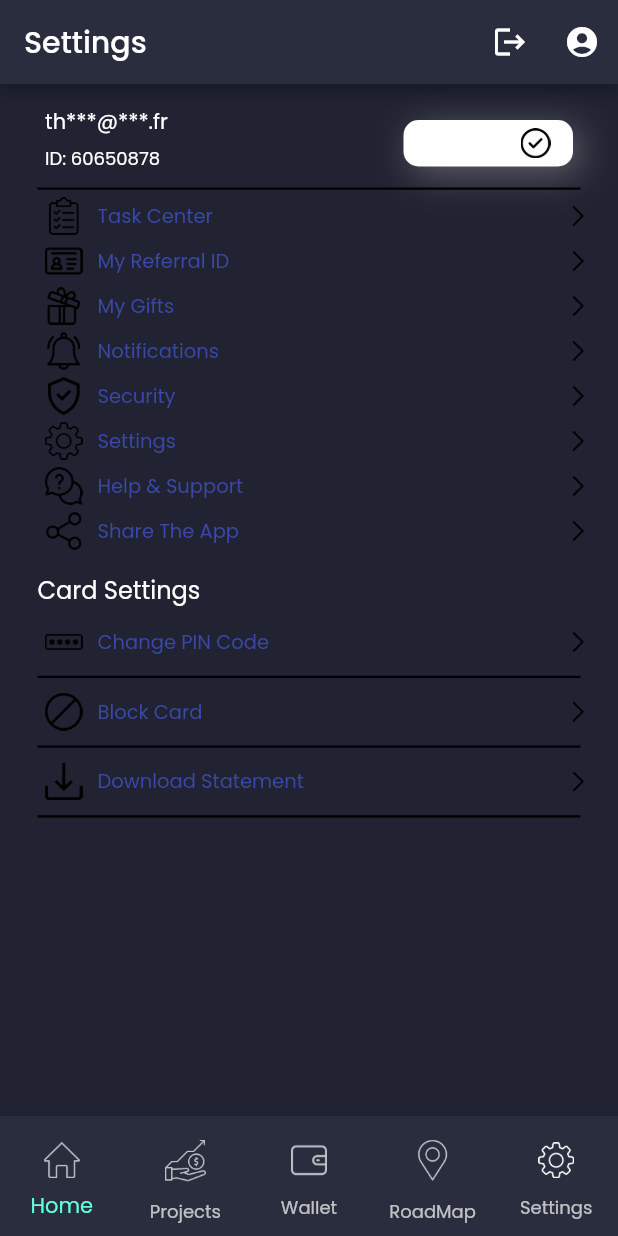
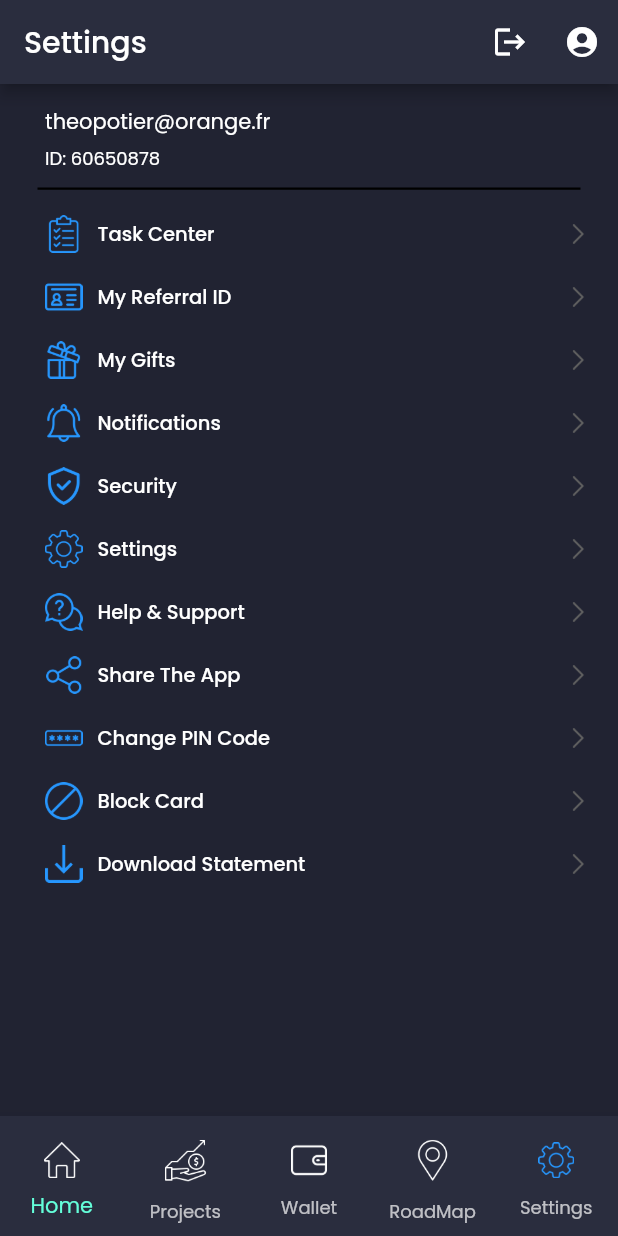
Before and after one commit to Nitr0z/utopia_wallet, a Flutter app: the screen it shows after launch, swiped to page 5, on a phone screen of 412 x 824 dp. Run offline on Flutter 3.47's test engine with Material 2 defaults, Android fonts, the phone set to English and light mode, and no system bars; our stand-ins replace google_fonts; missing offline and left inert: numeric_keyboard.

Commit message:
maj graphique + header + setting + home

```diff
--- a/lib/pages/Widget/settingsPage/settingsListWidget.dart
+++ b/lib/pages/Widget/settingsPage/settingsListWidget.dart
@@ -1,4 +1,6 @@
 import 'package:flutter/material.dart';
+
+import '../../constants.dart';
 
 
 class settingsListWidget extends StatelessWidget {
@@ -13,28 +15,29 @@ class settingsListWidget extends StatelessWidget {
   @override
   Widget build(BuildContext context) {
     return Container(
-      margin: EdgeInsets.only(left: 30, top: 5, right: 20, bottom: 0),
+      margin: EdgeInsets.only(left: 30, top: 17, right: 20, bottom: 0),
       child:Row(
         mainAxisAlignment: MainAxisAlignment.spaceBetween,
         children: <Widget>[
           Row(
             children: <Widget>[
               Container(
-                child: Image.asset(settingIcon,
+                child: Image.asset(settingIcon, color: primaryColor,
                   width: 25,
                 ),
               ),
               SizedBox(width: 10,),
               Container(
                 child: Text(settingName,
-                  style: TextStyle(color: Colors.indigo[600],
-                    fontWeight: FontWeight.w400,
-                    fontSize: 13,),
+                  style: TextStyle(color: textcolor,
+                    fontWeight: FontWeight.w500,
+                    fontSize: 13),
+
                 ),
               ),
             ],
           ),
-          Image.asset(settingArrow,
+          Image.asset(settingArrow, color: iconcolor,
             width: 13,
           ),
         ],
--- a/lib/pages/Widget/settingsPage/verifiedWidget.dart
+++ b/lib/pages/Widget/settingsPage/verifiedWidget.dart
@@ -17,7 +17,7 @@ class verifiedWidget extends StatelessWidget {
             crossAxisAlignment: CrossAxisAlignment.start,
             children: [
               SizedBox(height: 10),
-              Text('th***@***.fr'),
+              Text('theopotier@orange.fr'),
               SizedBox(height: 5),
               Text('ID: 60650878', style: TextStyle(
                 fontWeight: FontWeight.w400,
@@ -26,36 +26,6 @@ class verifiedWidget extends StatelessWidget {
 
             ],
           ),
-          Container(
-            padding: EdgeInsets.only(left: 15, top: 5, right: 15, bottom: 5),
-            margin: EdgeInsets.only(left: 20, top: 15, right: 0, bottom: 0),
-            decoration: BoxDecoration(
-              color: Colors.white,
-              borderRadius: BorderRadius.circular(10),
-              boxShadow: [
-                BoxShadow(
-                  color: Colors.grey.withOpacity(.5),
-                  blurRadius: 20.0, // soften the shadow
-                  spreadRadius: 0.0, //extend the shadow
-                  offset: Offset(
-                    5.0, // Move to right 10  horizontally
-                    5.0, // Move to bottom 10 Vertically
-                  ),
-                )
-              ],
-            ),
-            child: Row(
-              children: [
-                Text('Verified',
-                    style: TextStyle(
-                      fontWeight: FontWeight.w400,)
-                ),
-                SizedBox(width: 10,),
-                Image.asset('assets/images/IconLogo/verified.png',
-                  width: 20,)
-              ],
-            ),
-          ),
         ],
       ),
     );
--- a/lib/pages/Widget/walletPage/cardSettingsItemsWidget.dart
+++ /dev/null
@@ -1,44 +0,0 @@
-import 'package:flutter/material.dart';
-
-
-class cardSettingsItemWidget extends StatelessWidget {
-
-  String settingIcon;
-  String settingName;
-  String settingArrow;
-
-  cardSettingsItemWidget(settingIcon,settingName,settingArrow): settingIcon = settingIcon, settingName = settingName, settingArrow= settingArrow;
-
-
-  @override
-  Widget build(BuildContext context) {
-    return Container(
-      margin: EdgeInsets.only(left: 30, top: 10, right: 20, bottom: 10),
-      child:Row(
-        mainAxisAlignment: MainAxisAlignment.spaceBetween,
-        children: <Widget>[
-          Row(
-      children: <Widget>[
-          Container(
-              child: Image.asset(settingIcon,
-                width: 25,
-                ),
-              ),
-          SizedBox(width: 10,),
-          Container(
-            child: Text(settingName,
-              style: TextStyle(color: Colors.indigo[600],
-              fontWeight: FontWeight.w400,
-              fontSize: 13,),
-            ),
-          ),
-            ],
-          ),
-          Image.asset(settingArrow,
-            width: 13,
-          ),
-        ],
-      ),
-    );
-  }
-}
--- a/lib/pages/Widget/walletPage/cardSettingsTitleWidget.dart
+++ /dev/null
@@ -1,21 +0,0 @@
-import 'package:flutter/material.dart';
-
-class CardSettingsTitleWidget extends StatelessWidget {
-
-  @override
-  Widget build(BuildContext context) {
-    return Container(
-      margin: EdgeInsets.only(left: 25, top: 15, right: 0, bottom: 0),
-      child: Row (
-        mainAxisAlignment: MainAxisAlignment.start,
-        children: <Widget>[
-          Text('Card Settings',
-            style: TextStyle(
-              fontWeight: FontWeight.w400,
-              fontSize: 16,
-            ),)
-        ],
-      ),
-    );
-  }
-}
--- a/lib/pages/constants.dart
+++ b/lib/pages/constants.dart
@@ -4,6 +4,7 @@ const primaryColor = Color(0xFF2697FF);
 const secondaryColor = Color(0xFF2A2D3E);
 const bgColor = Color(0xFF212332);
 const textcolor = Color(0xFFFFFFFF);
+const iconcolor = Color(0xFF606060);
 
 
 const defaultPadding = 16.0;
--- a/lib/pages/homepage.dart
+++ b/lib/pages/homepage.dart
@@ -47,7 +47,7 @@ class _HomePageState extends State<HomePage> {
             icon: SizedBox(
               child: IconButton(
                 icon: new Image.asset('assets/images/IconLogo/accueil.png',
-                color: _selectedIndex == 0 ? Colors.white : Colors.white70,
+                color: _selectedIndex == 0 ? primaryColor : Colors.white,
                 ),
               ),
               height: 40,
@@ -55,7 +55,7 @@ class _HomePageState extends State<HomePage> {
             ),
             title: Text("Home",
               style: TextStyle(
-                color: _selectedIndex == 0 ? Colors.white : Colors.white70,
+                color: _selectedIndex == 0 ? primaryColor : Colors.white,
               ),
             ),
           ),
@@ -64,7 +64,7 @@ class _HomePageState extends State<HomePage> {
             icon: SizedBox(
               child: IconButton(
                 icon: new Image.asset('assets/images/IconLogo/investissement.png',
-                  color: _selectedIndex == 1 ? Colors.white : Colors.white70,
+                  color: _selectedIndex == 1 ? primaryColor : Colors.white,
                 ),
               ),
               height: 45,
@@ -72,7 +72,7 @@ class _HomePageState extends State<HomePage> {
             ),
             title: Text("Projects",
               style: TextStyle(
-                color: _selectedIndex == 1 ? Colors.white : Colors.white70,
+                color: _selectedIndex == 1 ? primaryColor : Colors.white,
               ),
             ),
           ),
@@ -81,7 +81,7 @@ class _HomePageState extends State<HomePage> {
             icon: SizedBox(
               child: IconButton(
                 icon: new Image.asset('assets/images/IconLogo/wallet.png',
-                  color: _selectedIndex == 2 ? Colors.white : Colors.white70,
+                  color: _selectedIndex == 2 ? primaryColor : Colors.white,
                 ),
               ),
               height: 40,
@@ -89,7 +89,7 @@ class _HomePageState extends State<HomePage> {
             ),
             title: Text("Wallet",
               style: TextStyle(
-                color: _selectedIndex == 2 ? Colors.white : Colors.white70,
+                color: _selectedIndex == 2 ? primaryColor : Colors.white,
               ),
             ),
           ),
@@ -99,7 +99,7 @@ class _HomePageState extends State<HomePage> {
             icon: SizedBox(
               child: IconButton(
                 icon: new Image.asset('assets/images/IconLogo/emplacement.png',
-                  color: _selectedIndex == 3 ? Colors.white : Colors.white70,
+                  color: _selectedIndex == 3 ? primaryColor : Colors.white,
                 ),
               ),
               height: 45,
@@ -107,7 +107,7 @@ class _HomePageState extends State<HomePage> {
             ),
             title: Text("RoadMap",
               style: TextStyle(
-                color: _selectedIndex == 3 ? Colors.white : Colors.white70,
+                color: _selectedIndex == 3 ? primaryColor : Colors.white,
               ),
             ),
           ),
@@ -117,7 +117,7 @@ class _HomePageState extends State<HomePage> {
             icon: SizedBox(
               child: IconButton(
                 icon: new Image.asset('assets/images/IconLogo/settings.png',
-                  color: _selectedIndex == 4 ? Colors.white : Colors.white70,
+                  color: _selectedIndex == 4 ? primaryColor : Colors.white,
                 ),
               ),
               height: 40,
@@ -125,7 +125,7 @@ class _HomePageState extends State<HomePage> {
             ),
             title: Text("Settings",
               style: TextStyle(
-                color: _selectedIndex == 4 ? Colors.white : Colors.white70,
+                color: _selectedIndex == 4 ? primaryColor : Colors.white,
               ),
             ),
           ),
--- a/lib/pages/screens/settings_page.dart
+++ b/lib/pages/screens/settings_page.dart
@@ -1,8 +1,6 @@
 import 'package:flutter/material.dart';
 import 'package:navbar/pages/Widget/settingsPage/settingsListWidget.dart';
 import 'package:navbar/pages/Widget/settingsPage/verifiedWidget.dart';
-import 'package:navbar/pages/Widget/walletPage/cardSettingsTitleWidget.dart';
-import 'package:navbar/pages/Widget/walletPage/cardSettingsItemsWidget.dart';
 import 'package:navbar/pages/Widget/walletPage/bottomBorderWidget.dart';
 
 import '../constants.dart';
@@ -51,13 +49,9 @@ class _SettingsPageState extends State<SettingsPage> {
             settingsListWidget('assets/images/IconLogo/settings.png', 'Settings', 'assets/images/IconLogo/rightarrow.png'),
             settingsListWidget('assets/images/IconLogo/help.png', 'Help & Support', 'assets/images/IconLogo/rightarrow.png'),
             settingsListWidget('assets/images/IconLogo/share.png', 'Share The App', 'assets/images/IconLogo/rightarrow.png'),
-            CardSettingsTitleWidget(),
-            cardSettingsItemWidget('assets/images/IconLogo/pin.png', 'Change PIN Code', 'assets/images/IconLogo/rightarrow.png'),
-            bottomBorderWidget(),
-            cardSettingsItemWidget('assets/images/IconLogo/blocked.png', 'Block Card', 'assets/images/IconLogo/rightarrow.png'),
-            bottomBorderWidget(),
-            cardSettingsItemWidget('assets/images/IconLogo/download.png', 'Download Statement', 'assets/images/IconLogo/rightarrow.png'),
-            bottomBorderWidget(),
+            settingsListWidget('assets/images/IconLogo/pin.png', 'Change PIN Code', 'assets/images/IconLogo/rightarrow.png'),
+            settingsListWidget('assets/images/IconLogo/blocked.png', 'Block Card', 'assets/images/IconLogo/rightarrow.png'),
+            settingsListWidget('assets/images/IconLogo/download.png', 'Download Statement', 'assets/images/IconLogo/rightarrow.png'),
           ],
         ),
       ),
```
Also changed, not shown: lib/pages/Widget/mainPage/CryptoList.dart (+7 -11 lines), lib/pages/Widget/mainPage/marketPlaceFilterWidget.dart (+6 -28 lines), lib/pages/screens/main_page.dart (+6 -5 lines), 4 other files.
